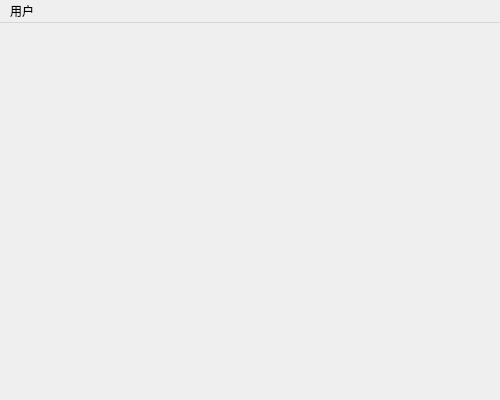
This is src/Forms/mainwindow.ui in wp19991/learn_qt as Qt 5 draws it before an edit. The edited form follows.
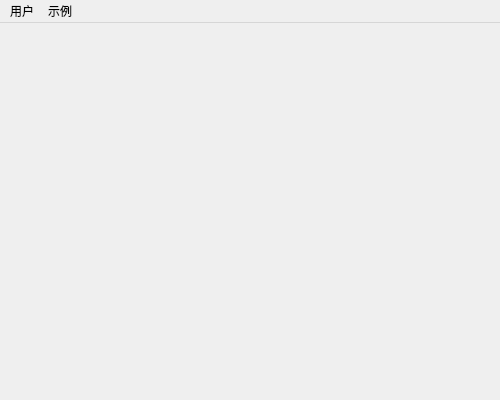
This is the edited form. Icons and pictures are not drawn.

Commit message: 添加示例：请求网页下载文件并显示进度

Patch:
```diff
--- a/src/Forms/mainwindow.ui
+++ b/src/Forms/mainwindow.ui
@@ -47,7 +47,7 @@
      <x>0</x>
      <y>0</y>
      <width>500</width>
-     <height>26</height>
+     <height>22</height>
     </rect>
    </property>
    <widget class="QMenu" name="menuuser">
@@ -58,7 +58,14 @@
     <addaction name="separator"/>
     <addaction name="actionlogout"/>
    </widget>
+   <widget class="QMenu" name="menufunction">
+    <property name="title">
+     <string>示例</string>
+    </property>
+    <addaction name="actionrequest_example"/>
+   </widget>
    <addaction name="menuuser"/>
+   <addaction name="menufunction"/>
   </widget>
   <action name="actionopen">
    <property name="text">
```
Left out of the diff: 5 changed lines with no effect on the pictures. The commit also changes 3 other files.
